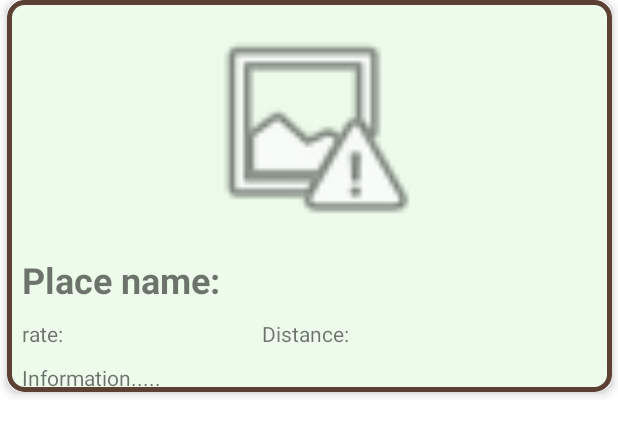
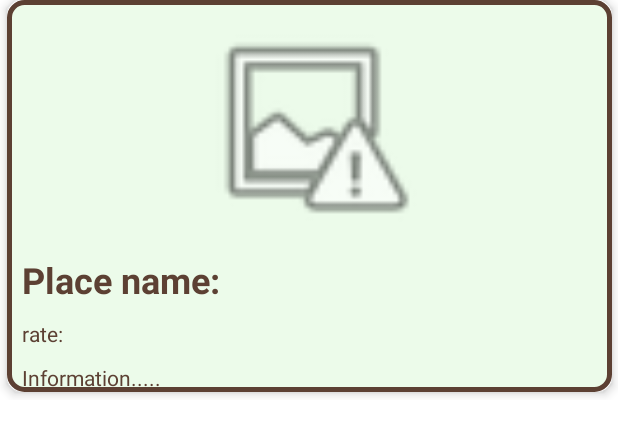
Before and after one commit to GunlukGuneslik/Final_Traveler_Kivi_UI, an Android app: the layout map_page_recycler_view_row.xml on its own in the app's theme, with its tools: preview values and no code run, on a phone screen of 412 x 824 dp. Shown: the top 435 px of the screen. Run offline under Robolectric (Android 15) with nearby library versions, the phone set to English and light mode, and no system bars.

Commit message:
düzeltme

```diff
--- a/app/src/main/java/com/example/actualtravellerkiviprojectui/adapter/Place_RecyclerViewAdapter.java
+++ b/app/src/main/java/com/example/actualtravellerkiviprojectui/adapter/Place_RecyclerViewAdapter.java
@@ -71,14 +71,13 @@ public class Place_RecyclerViewAdapter extends RecyclerView.Adapter<Place_Recycl
     public class MapViewHolder extends RecyclerView.ViewHolder {
 
         ImageView placeImageView;
-        TextView placeNameView, placeRateView, placeDistanceView, placeInfoView;
+        TextView placeNameView, placeRateView, placeInfoView;
         CardView cardView;
         public MapViewHolder(@NonNull View itemView) {
             super(itemView);
             placeImageView = itemView.findViewById(R.id.placeImageView);
             placeNameView = itemView.findViewById(R.id.placeNameTextView);
             placeRateView = itemView.findViewById(R.id.ratingTextView);
-            placeDistanceView = itemView.findViewById(R.id.distanceTextView);
             placeInfoView = itemView.findViewById(R.id.placeInformationTextView);
             cardView = itemView.findViewById(R.id.Card);
         }
--- a/app/src/main/res/layout/account_page_posts_recycler_view_row.xml
+++ b/app/src/main/res/layout/account_page_posts_recycler_view_row.xml
@@ -12,7 +12,7 @@
         app:layout_constraintEnd_toEndOf="parent"
         app:layout_constraintStart_toStartOf="parent"
         app:layout_constraintTop_toTopOf="parent"
-        android:background="@color/light_green"
+        android:background="@color/brown"
         android:layout_marginBottom="5dp"
         app:cardCornerRadius= "10dp"
         app:cardElevation="4dp">
--- a/app/src/main/res/layout/map_page_recycler_view_row.xml
+++ b/app/src/main/res/layout/map_page_recycler_view_row.xml
@@ -44,6 +44,7 @@
                 app:layout_constraintTop_toBottomOf="@id/placeImageView"
                 app:layout_constraintStart_toStartOf="parent"
                 android:textStyle="bold"
+                android:textColor="@color/brown"
                 android:textSize="24sp"
                 android:text="Place name: " />
 
@@ -52,19 +53,11 @@
                 android:layout_width="150dp"
                 android:layout_height="wrap_content"
                 android:layout_margin="10dp"
+                android:textColor="@color/brown"
                 app:layout_constraintTop_toBottomOf="@id/placeNameTextView"
                 app:layout_constraintStart_toStartOf="parent"
                 android:text="rate: "
                 />
-
-            <TextView
-                android:id="@+id/distanceTextView"
-                android:layout_width="150dp"
-                android:layout_height="wrap_content"
-                android:layout_margin="10dp"
-                app:layout_constraintTop_toBottomOf="@id/placeNameTextView"
-                app:layout_constraintStart_toEndOf="@id/ratingTextView"
-                android:text="Distance: " />
 
             <TextView
                 android:id="@+id/placeInformationTextView"
@@ -72,6 +65,7 @@
                 android:layout_height="wrap_content"
                 android:layout_margin="10dp"
                 android:layout_marginBottom="20dp"
+                android:textColor="@color/brown"
                 app:layout_constraintTop_toBottomOf="@id/ratingTextView"
                 app:layout_constraintStart_toStartOf="parent"
                 android:text="Information....."
```
